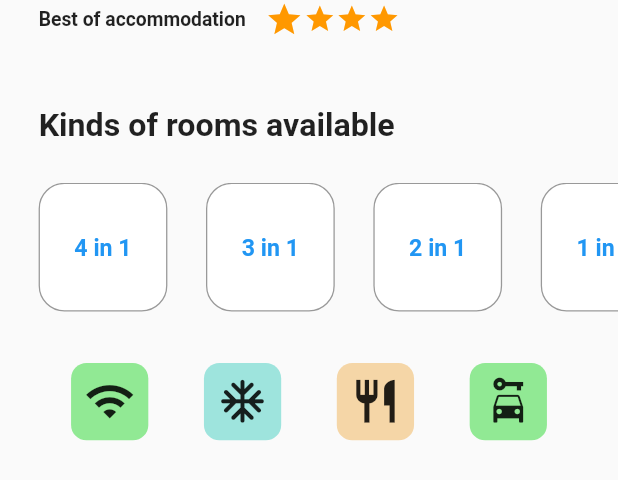
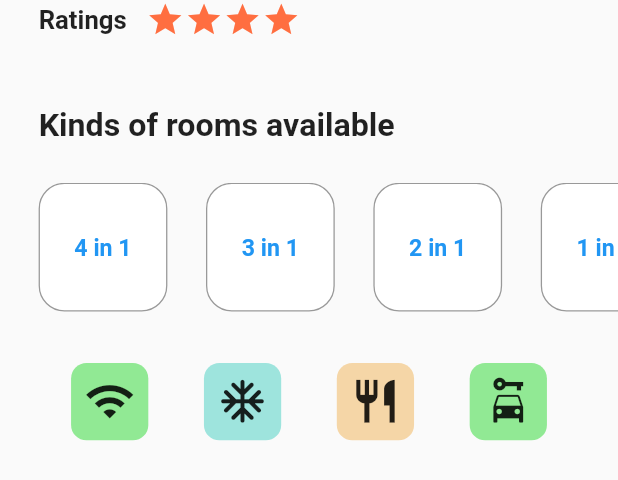
Before and after one commit to Formula-1-One/Formula1-Hostel-Booking-Frontend, a Flutter app: the HouseDetails widget shown alone on an empty page, opened directly with empty values, on a phone screen of 412 x 824 dp. Shown: the top 480 px of the screen. Run offline on Flutter 3.47's test engine with Material 2 defaults, Android fonts, the phone set to English and light mode, and no system bars; our stand-ins replace animated_text_kit, carousel_pro, flip_card, google_fonts, hexcolor, like_button and 3 more; missing offline and left inert: email_auth.

Commit message:
pages changes

```diff
--- a/lib/pages_hostel/screens.home/details/components/house_details.dart
+++ b/lib/pages_hostel/screens.home/details/components/house_details.dart
@@ -47,28 +47,28 @@ class _HouseDetailsState extends State<HouseDetails> {
                       Row(
                           children: const [
                          Text(
-                          'Best of accommodation',
+                          'Ratings',
                           style: TextStyle(
-                          fontSize: 15,
+                          fontSize: 20,
                           fontWeight: FontWeight.bold,
                           ),
                         ),
                         SizedBox(width: 15,),
                            Icon(Icons.star,
-                             color: Colors.orange,
+                             color: Colors.deepOrangeAccent,
                              size: 30,
                            ),
                             Icon(Icons.star,
-                              color: Colors.orange,
-                              size: 25,
+                              color: Colors.deepOrangeAccent,
+                              size: 30,
                             ),
                             Icon(Icons.star,
-                              color: Colors.orange,
-                              size: 25,
+                              color: Colors.deepOrangeAccent,
+                              size: 30,
                             ),
                             Icon(Icons.star,
-                              color: Colors.orange,
-                              size: 25,
+                              color: Colors.deepOrangeAccent,
+                              size: 30,
                             )
                         ]
                       ),
```
